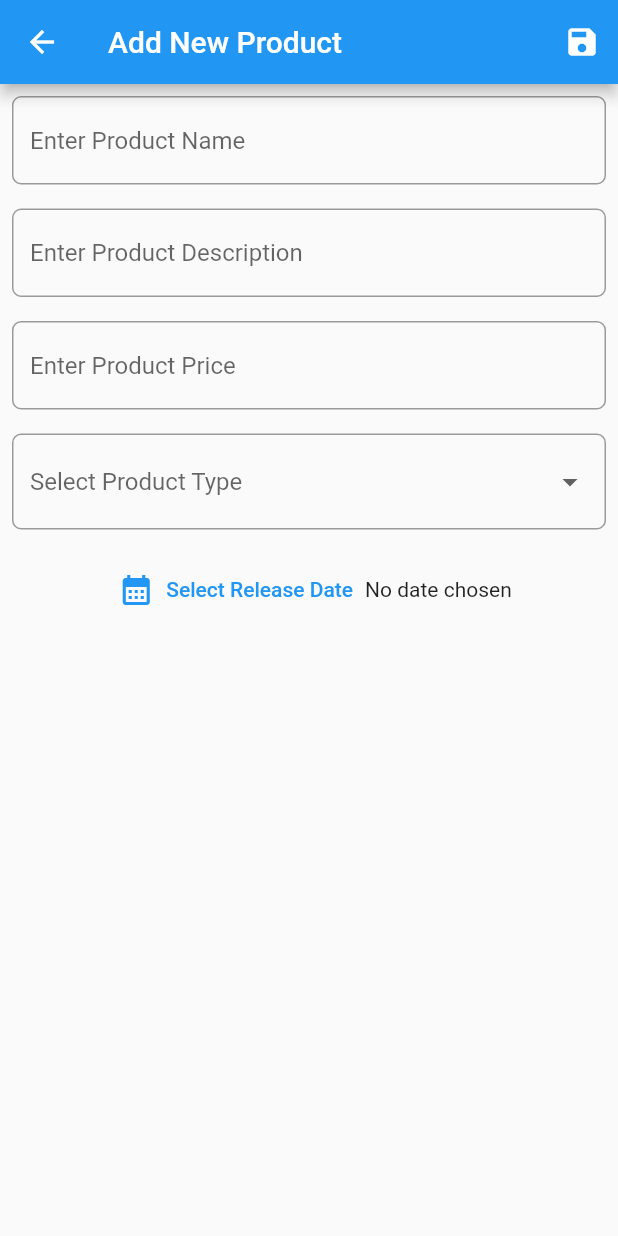
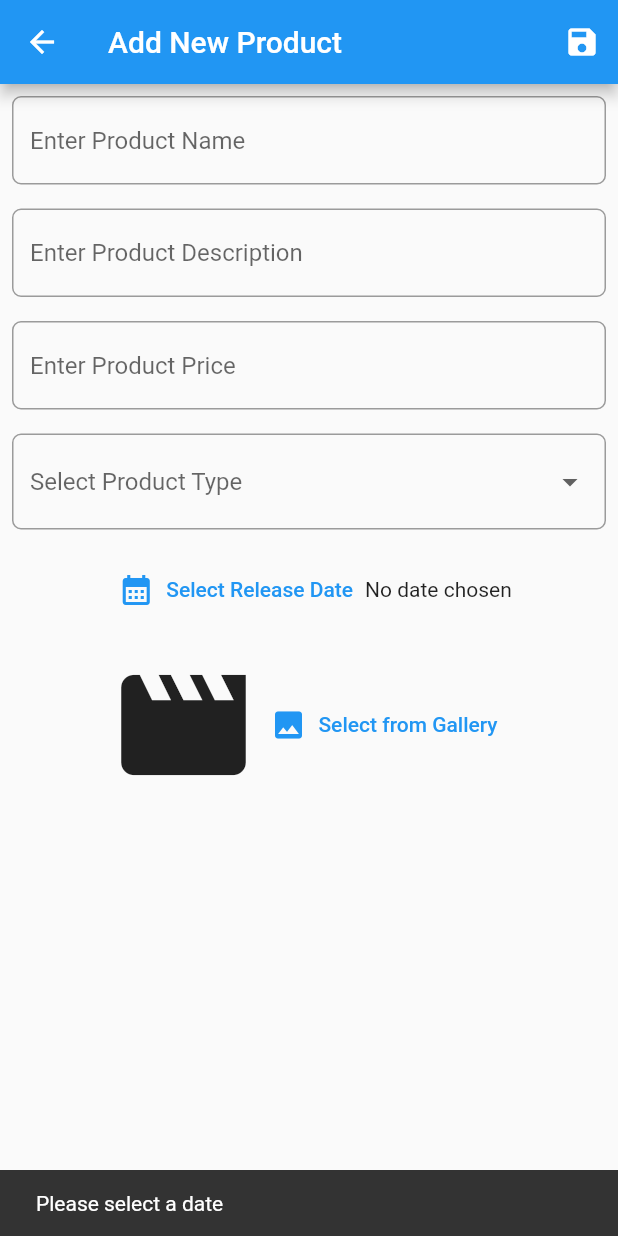
Before and after one commit to NaimurNoyon0409/Shopping_App_Project, a Flutter app: the NewProductAddPage screen opened by its route, after a tap on the "save" icon, on a phone screen of 412 x 824 dp. Run offline on Flutter 3.47's test engine with Material 2 defaults, Android fonts, the phone set to English and light mode, and no system bars; our stand-ins replace image_picker, sqflite; missing offline and left inert: dart:ffi; accounts and stored records are empty.

Commit message:
Already create form for add product , now working with the database to save the products and show in product list page

```diff
--- a/lib/pages/add_product_page.dart
+++ b/lib/pages/add_product_page.dart
@@ -1,7 +1,10 @@
 import 'dart:ffi';
+import 'dart:io';
 
 import 'package:flutter/material.dart';
+import 'package:image_picker/image_picker.dart';
 
+import '../models/product_model.dart';
 import '../utils/constants.dart';
 import '../utils/helper_function.dart';
 class NewProductAddPage extends StatefulWidget {
@@ -19,6 +22,7 @@ class _NewProductAddPageState extends State<NewProductAddPage> {
   final _formkey = GlobalKey<FormState>();
   String? selectedType;
   DateTime? expireDate;
+  String? imagePath;
 
   @override
   void dispose() {
@@ -140,6 +144,31 @@ class _NewProductAddPageState extends State<NewProductAddPage> {
                 ],
               ),
             ),
+            Padding(
+              padding: const EdgeInsets.all(8.0),
+              child: Row(
+                mainAxisAlignment: MainAxisAlignment.center,
+                children: [
+                  imagePath == null
+                      ? const Icon(
+                    Icons.movie,
+                    size: 100,
+                  )
+                      : Image.file(
+                    File(imagePath!),
+                    width: 100,
+                    height: 100,
+                    fit: BoxFit.cover,
+                  ),
+                  TextButton.icon(
+                    onPressed: getImage,
+                    icon: const Icon(Icons.photo),
+                    label: const Text('Select from Gallery'),
+                  )
+                ],
+              ),
+            ),
+
           ],
         ),
       ),
@@ -147,8 +176,68 @@ class _NewProductAddPageState extends State<NewProductAddPage> {
   }
 
   void saveProduct() {
+    if (expireDate == null) {
+      showMsg(context, 'Please select a date');
+      return;
+    }
+    if (imagePath == null) {
+      showMsg(context, 'Please select an image');
+      return;
+    }
+    if (_formkey.currentState!.validate()) {
+
+      final product = ProductModel(
+        name: nameController.text,
+        image: imagePath!,
+        description: descriptionController.text,
+        price: int.parse(priceController.text),
+        type: selectedType!,
+        expire_date: getFormattedDate(expireDate!, 'dd/MM/yyyy'),
+      );
+/*      if(id != null) {
+        product.id = id;
+        productProvider.updateProduct(product)
+            .then((value) {
+          productProvider.getAllMovies();
+          Navigator.pop(context, product.name);
+        })
+            .catchError((error) {
+          print(error.toString());
+        });
+      } else {
+        productProvider
+            .insertMovie(movie)
+            .then((value) {
+          productProvider.getAllMovies();
+          Navigator.pop(context);
+        }).catchError((error) {
+          print(error.toString());
+        });
+      }*/
+    }
   }
 
-  void selectDate() {
+  void selectDate() async {
+    final selectedDate = await showDatePicker(
+      context: context,
+      initialDate: DateTime.now(),
+      firstDate: DateTime(1900),
+      lastDate: DateTime.now(),
+    );
+    if(selectedDate != null){
+      setState(() {
+        expireDate = selectedDate;
+      });
+    }
+  }
+
+  void getImage() async{
+    final file = await ImagePicker().pickImage(source: ImageSource.gallery);
+    if(file != null)
+      {
+        setState(() {
+          imagePath = file.path;
+        });
+      }
   }
 }
--- a/lib/utils/helper_function.dart
+++ b/lib/utils/helper_function.dart
@@ -1,5 +1,11 @@
+import 'package:flutter/cupertino.dart';
+import 'package:flutter/material.dart';
 import 'package:intl/intl.dart';
 
 String getFormattedDate(DateTime dateTime, String pattern) {
   return DateFormat(pattern).format(dateTime);
 }
+
+void showMsg(BuildContext context, String msg) =>
+    ScaffoldMessenger.of(context)
+        .showSnackBar(SnackBar(content: Text(msg)));
```
Also changed, not shown: lib/db/dbHelper.dart (added, +32 -0 lines), lib/main.dart (+8 -1 lines), lib/providers/product_provider.dart (added, +12 -0 lines).
